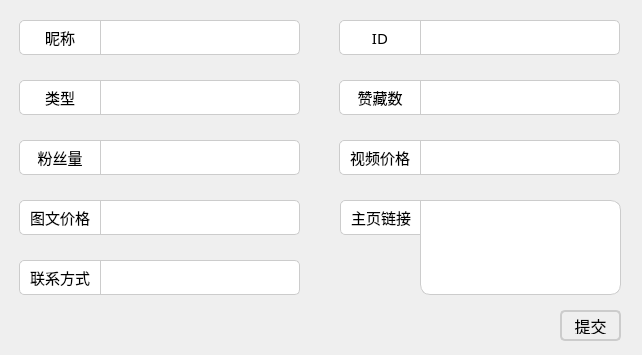
The window that xhs_DBMS/dialog/bloggerrevisedialog.ui (Littledoveqwq/xhs_DBMS) describes before a commit, drawn with Qt 5.
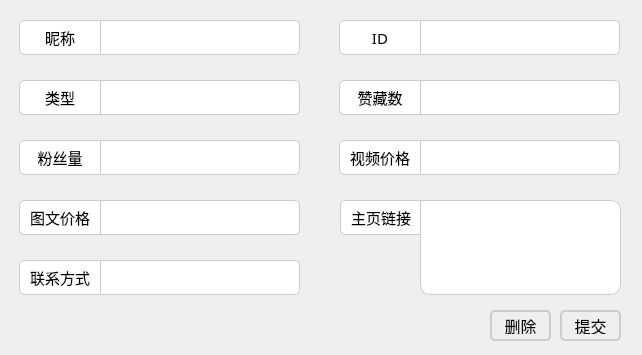
The same window after the commit.

Commit message: 完善了修改和删除博主信息

```diff
--- a/xhs_DBMS/dialog/bloggerrevisedialog.ui
+++ b/xhs_DBMS/dialog/bloggerrevisedialog.ui
@@ -430,6 +430,41 @@
     <number>1</number>
    </property>
   </widget>
+  <widget class="QPushButton" name="btn_delete">
+   <property name="geometry">
+    <rect>
+     <x>490</x>
+     <y>310</y>
+     <width>61</width>
+     <height>31</height>
+    </rect>
+   </property>
+   <property name="sizePolicy">
+    <sizepolicy hsizetype="Minimum" vsizetype="Minimum">
+     <horstretch>0</horstretch>
+     <verstretch>0</verstretch>
+    </sizepolicy>
+   </property>
+   <property name="font">
+    <font>
+     <family>幼圆</family>
+     <pointsize>12</pointsize>
+    </font>
+   </property>
+   <property name="styleSheet">
+    <string notr="true">QPushButton {
+ 
+    border: 2px solid #ccc; /* 设置边框样式 */
+    border-radius: 5px; /* 设置圆角半径 */
+    padding: 5px 10px; /* 设置内边距 */
+    text-align: center; /* 设置文本居中 */
+}
+</string>
+   </property>
+   <property name="text">
+    <string>删除</string>
+   </property>
+  </widget>
  </widget>
  <resources/>
  <connections/>
```
Left out of the diff: 5 changed lines with no effect on the pictures. The commit also changes 14 other files.
